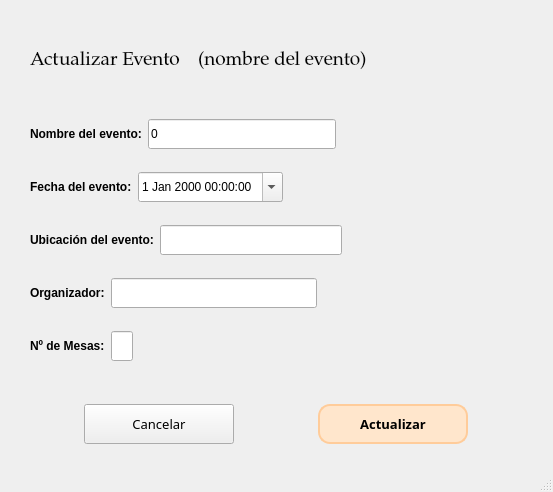
This is src/ui/ActualizarEvento.ui in IvanJesusCorbalanPascual/Gestor-de-Eventos as Qt 5 draws it before an edit. The edited form follows.
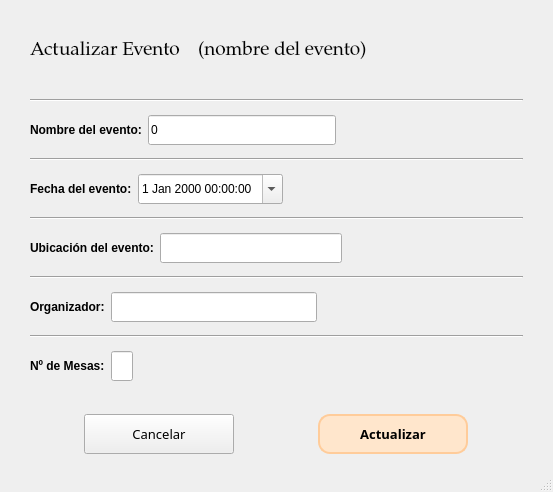
This is the edited form.

Patch:
```diff
--- a/src/ui/ActualizarEvento.ui
+++ b/src/ui/ActualizarEvento.ui
@@ -14,7 +14,7 @@
    <string>MainWindow</string>
   </property>
   <widget class="QWidget" name="centralwidget">
-   <layout class="QVBoxLayout" name="verticalLayout" stretch="1,1,1,1,1,1,1">
+   <layout class="QVBoxLayout" name="verticalLayout" stretch="1,0,1,0,1,0,1,0,1,0,1,1">
     <property name="leftMargin">
      <number>30</number>
     </property>
@@ -63,6 +63,13 @@
       </item>
      </layout>
     </item>
+    <item>
+     <widget class="Line" name="line">
+      <property name="orientation">
+       <enum>Qt::Horizontal</enum>
+      </property>
+     </widget>
+    </item>
     <item>
      <layout class="QHBoxLayout" name="horizontalLayout_2">
       <item>
@@ -112,6 +119,13 @@
       </item>
      </layout>
     </item>
+    <item>
+     <widget class="Line" name="line_2">
+      <property name="orientation">
+       <enum>Qt::Horizontal</enum>
+      </property>
+     </widget>
+    </item>
     <item>
      <layout class="QHBoxLayout" name="horizontalLayout_3">
       <item>
@@ -161,6 +175,13 @@
       </item>
      </layout>
     </item>
+    <item>
+     <widget class="Line" name="line_3">
+      <property name="orientation">
+       <enum>Qt::Horizontal</enum>
+      </property>
+     </widget>
+    </item>
     <item>
      <layout class="QHBoxLayout" name="horizontalLayout_4">
       <item>
@@ -207,6 +228,13 @@
       </item>
      </layout>
     </item>
+    <item>
+     <widget class="Line" name="line_4">
+      <property name="orientation">
+       <enum>Qt::Horizontal</enum>
+      </property>
+     </widget>
+    </item>
     <item>
      <layout class="QHBoxLayout" name="horizontalLayout_5">
       <item>
@@ -253,6 +281,13 @@
       </item>
      </layout>
     </item>
+    <item>
+     <widget class="Line" name="line_5">
+      <property name="orientation">
+       <enum>Qt::Horizontal</enum>
+      </property>
+     </widget>
+    </item>
     <item>
      <layout class="QHBoxLayout" name="horizontalLayout_6" stretch="1,0,0">
       <property name="spacing">
```
Left out of the diff: 2 changed lines with no effect on the pictures.
